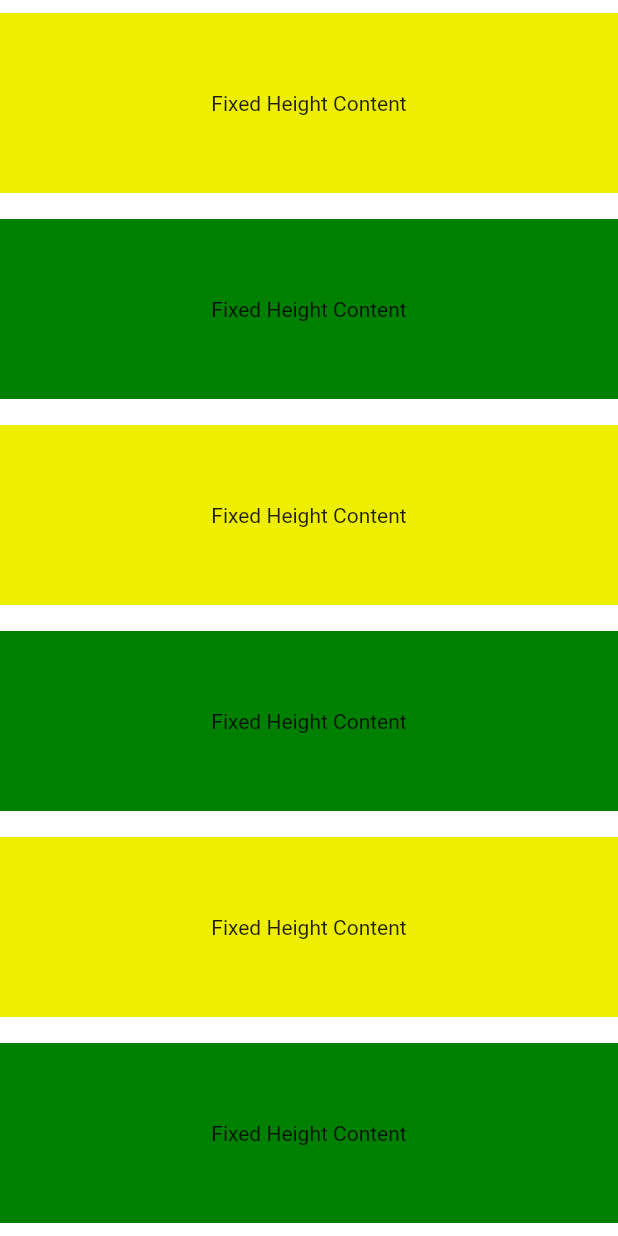
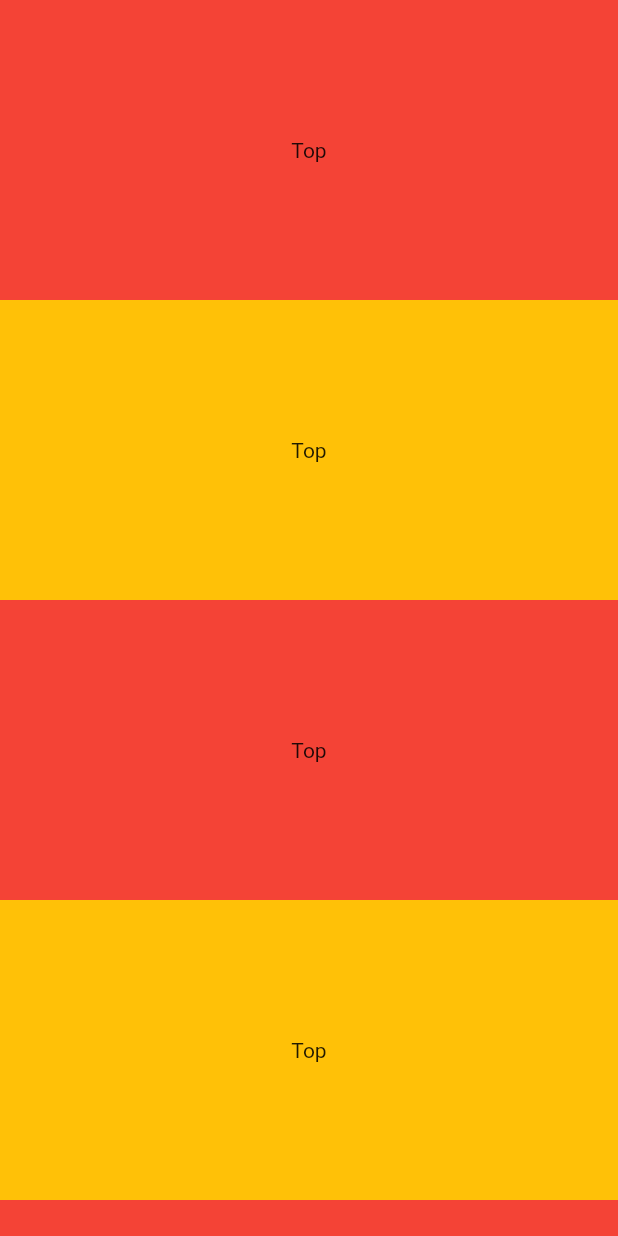
Before and after one commit to Sebas9-11/scrolling-expo, a Flutter app: the screen it shows after launch, after a tap on "SingleChild", on a phone screen of 412 x 824 dp. Run offline on Flutter 3.47's test engine with Material 2 defaults, Android fonts, the phone set to English and light mode, and no system bars.

Commit message:
new singlechild

```diff
--- a/lib/screens/singleChild.dart
+++ b/lib/screens/singleChild.dart
@@ -19,67 +19,56 @@ class MyStatelessWidget extends StatelessWidget {
 
   @override
   Widget build(BuildContext context) {
-    return DefaultTextStyle(
-      style: Theme.of(context).textTheme.bodyText2!,
-      child: LayoutBuilder(
-        builder: (BuildContext context, BoxConstraints viewportConstraints) {
-          return SingleChildScrollView(
-            child: ConstrainedBox(
-              constraints: BoxConstraints(
-                minHeight: viewportConstraints.maxHeight,
+    return Scaffold(
+      body: SafeArea(
+          child: SingleChildScrollView(
+        child: Column(
+          children: [
+            Container(
+              color: Colors.red,
+              height: 200,
+              child: const Center(
+                child: Text('Top'),
               ),
-              child: Column(
-                mainAxisSize: MainAxisSize.min,
-                mainAxisAlignment: MainAxisAlignment.spaceAround,
-                children: <Widget>[
-                  Container(
-                    // A fixed-height child.
-                    color: const Color(0xffeeee00), // Yellow
-                    height: 120.0,
-                    alignment: Alignment.center,
-                    child: const Text('Fixed Height Content'),
             ),
             Container(
-                    // Another fixed-height child.
-                    color: const Color(0xff008000), // Green
-                    height: 120.0,
-                    alignment: Alignment.center,
-                    child: const Text('Fixed Height Content'),
+              color: Colors.amber,
+              height: 200,
+              child: const Center(
+                child: Text('Top'),
+              ),
             ),
             Container(
-                    // A fixed-height child.
-                    color: const Color(0xffeeee00), // Yellow
-                    height: 120.0,
-                    alignment: Alignment.center,
-                    child: const Text('Fixed Height Content'),
+              color: Colors.red,
+              height: 200,
+              child: const Center(
+                child: Text('Top'),
+              ),
             ),
             Container(
-                    // Another fixed-height child.
-                    color: const Color(0xff008000), // Green
-                    height: 120.0,
-                    alignment: Alignment.center,
-                    child: const Text('Fixed Height Content'),
+              color: Colors.amber,
+              height: 200,
+              child: const Center(
+                child: Text('Top'),
+              ),
             ),
             Container(
-                    // A fixed-height child.
-                    color: const Color(0xffeeee00), // Yellow
-                    height: 120.0,
-                    alignment: Alignment.center,
-                    child: const Text('Fixed Height Content'),
+              color: Colors.red,
+              height: 200,
+              child: const Center(
+                child: Text('Top'),
+              ),
             ),
             Container(
-                    // Another fixed-height child.
-                    color: const Color(0xff008000), // Green
-                    height: 120.0,
-                    alignment: Alignment.center,
-                    child: const Text('Fixed Height Content'),
+              color: Colors.amber,
+              height: 200,
+              child: const Center(
+                child: Text('Top'),
+              ),
             ),
           ],
         ),
-            ),
-          );
-        },
-      ),
+      )),
     );
   }
 }
```
Lines whose indentation alone changed are shown as unchanged.
